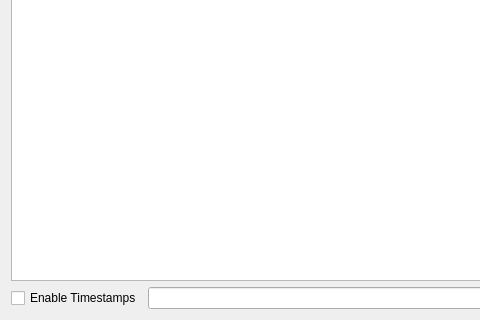
This is FOSSAGSCP/messagelogframe.ui in FOSSASystems/FOSSA-GroundStationControlPanel as Qt 5 draws it before an edit; both pictures show x 0 to 480 and y 127 to 447 of the 810 by 447 pixel window. The edited form follows.
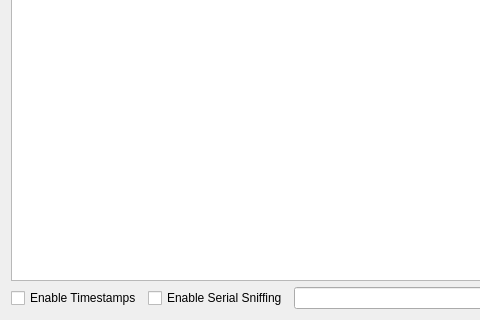
This is the edited form.

Commit message: added serial sniffing mode to the message log

Patch:
```diff
--- a/FOSSAGSCP/messagelogframe.ui
+++ b/FOSSAGSCP/messagelogframe.ui
@@ -36,6 +36,16 @@
        </property>
       </widget>
      </item>
+     <item>
+      <widget class="QCheckBox" name="enableSerialSniffingCheckBox">
+       <property name="enabled">
+        <bool>true</bool>
+       </property>
+       <property name="text">
+        <string>Enable Serial Sniffing</string>
+       </property>
+      </widget>
+     </item>
      <item>
       <widget class="QLineEdit" name="messageSubmitLineEdit"/>
      </item>
```
The commit also changes 3 other files.
